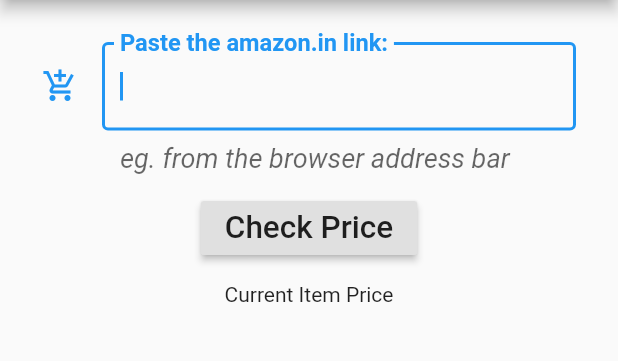
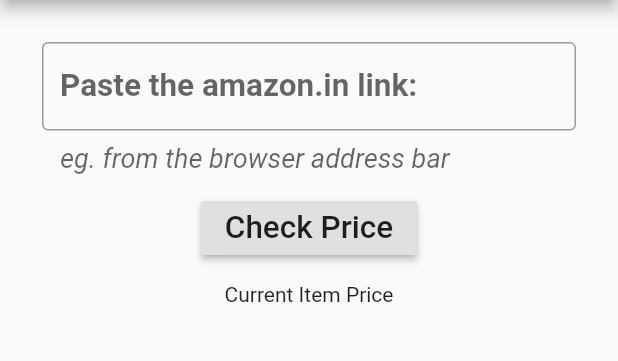
Before and after one commit to FullyRemoteDev/price_checker_for_amazonin, a Flutter app: the screen it shows after launch, on a phone screen of 412 x 824 dp, the part 84-445 px from its top. Run offline on Flutter 3.47's test engine with Material 2 defaults, Android fonts, the phone set to English and light mode, and no system bars.

Commit message:
minor UI changes

```diff
--- a/lib/price_checker.dart
+++ b/lib/price_checker.dart
@@ -39,6 +39,25 @@ class _PriceCheckerState extends State<PriceChecker> {
   }
 
   Widget build(BuildContext context) {
+    TextField urlTextField = TextField(
+      controller: _controller,
+      keyboardType: TextInputType.url,
+      textInputAction: TextInputAction.done,
+      decoration: InputDecoration(
+        border: OutlineInputBorder(),
+        labelText: 'Paste the amazon.in link:',
+        labelStyle: TextStyle(
+          fontSize: 21.0,
+          fontWeight: FontWeight.bold,
+        ),
+        helperText: 'eg. from the browser address bar',
+        helperStyle: TextStyle(
+          fontSize: 18.0,
+          fontStyle: FontStyle.italic,
+        ),
+      ),
+    );
+
     return Scaffold(
       appBar: AppBar(
         title: Text('Price Checker For Amazon India'),
@@ -50,26 +69,7 @@ class _PriceCheckerState extends State<PriceChecker> {
           children: <Widget>[
             Container(
               padding: EdgeInsets.all(12.0),
-              child: TextField(
-                autofocus: true,
-                controller: _controller,
-                decoration: InputDecoration(
-                  border: OutlineInputBorder(),
-                  labelText: 'Paste the amazon.in link:',
-                  labelStyle: TextStyle(
-                    fontSize: 21.0,
-                    fontWeight: FontWeight.bold,
-                  ),
-                  helperText: 'eg. from the browser address bar',
-                  helperStyle: TextStyle(
-                    fontSize: 18.0,
-                    fontStyle: FontStyle.italic,
-                  ),
-                  icon: Icon(
-                    Icons.add_shopping_cart,
-                  ),
-                ),
-              ),
+              child: urlTextField,
             ),
             RaisedButton(
               onPressed: () {},
@@ -86,7 +86,7 @@ class _PriceCheckerState extends State<PriceChecker> {
                 'Current Item Price',
                 textAlign: TextAlign.left,
               ),
-            )
+            ),
           ],
         ),
       ),
--- a/lib/scraper.dart
+++ b/lib/scraper.dart
@@ -1,5 +1,5 @@
 class Scraper {
-  scraper() {
+  scraper(String url) {
     double price = 2000.0;
     return price;
   }
```
